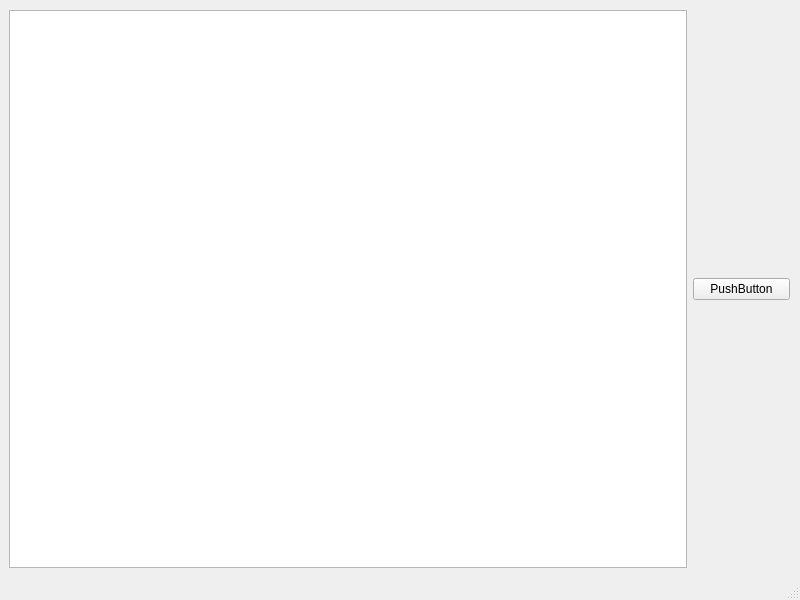
Before: the Qt Designer form Fronter/mainwindow.ui in bchuh/StarWars-Companion, drawn with Qt 5.
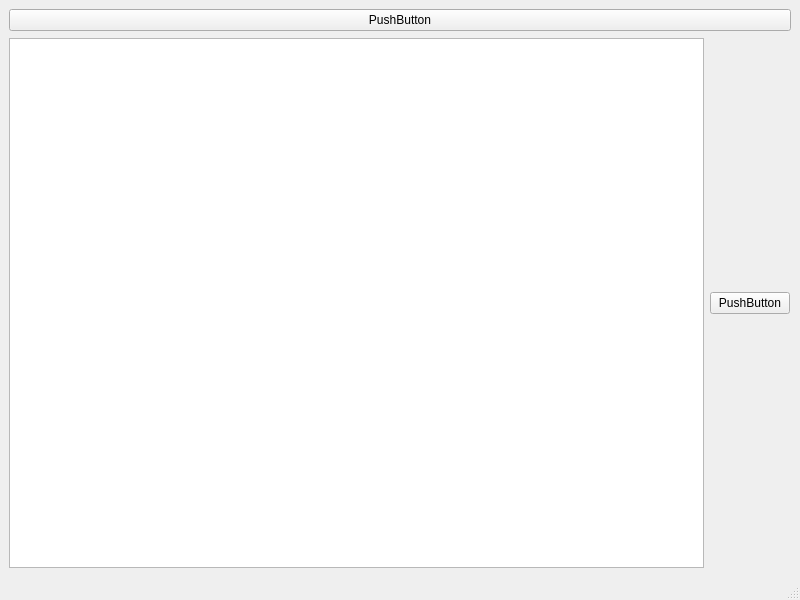
After: the same form once the commit is applied.

Commit message: connect to DL_module and add a cam stop button

What changed in the file:
```diff
--- a/Fronter/mainwindow.ui
+++ b/Fronter/mainwindow.ui
@@ -16,7 +16,14 @@
   <widget class="QWidget" name="centralwidget">
    <layout class="QVBoxLayout" name="verticalLayout">
     <item>
-     <layout class="QHBoxLayout" name="horizontalLayout" stretch="7,1">
+     <widget class="QPushButton" name="pushButton_2">
+      <property name="text">
+       <string>PushButton</string>
+      </property>
+     </widget>
+    </item>
+    <item>
+     <layout class="QHBoxLayout" name="horizontalLayout" stretch="7,0">
       <property name="sizeConstraint">
        <enum>QLayout::SetDefaultConstraint</enum>
       </property>
```
Left out of the diff: 2 changed lines with no effect on the pictures. The commit also changes 5 other files.
